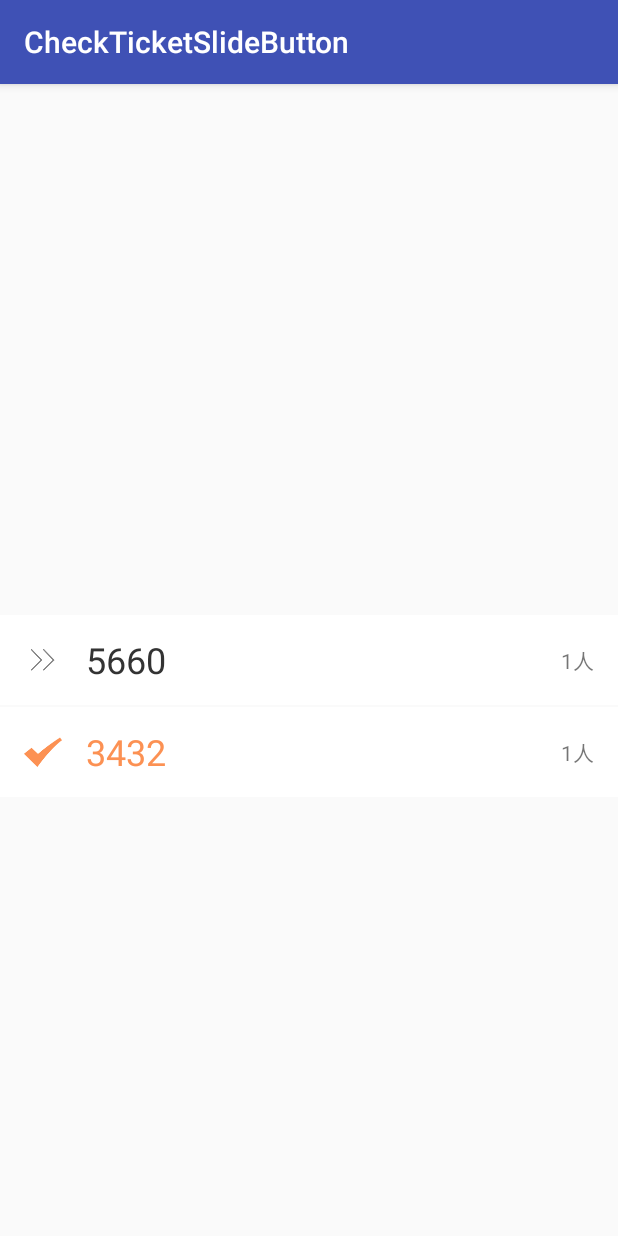
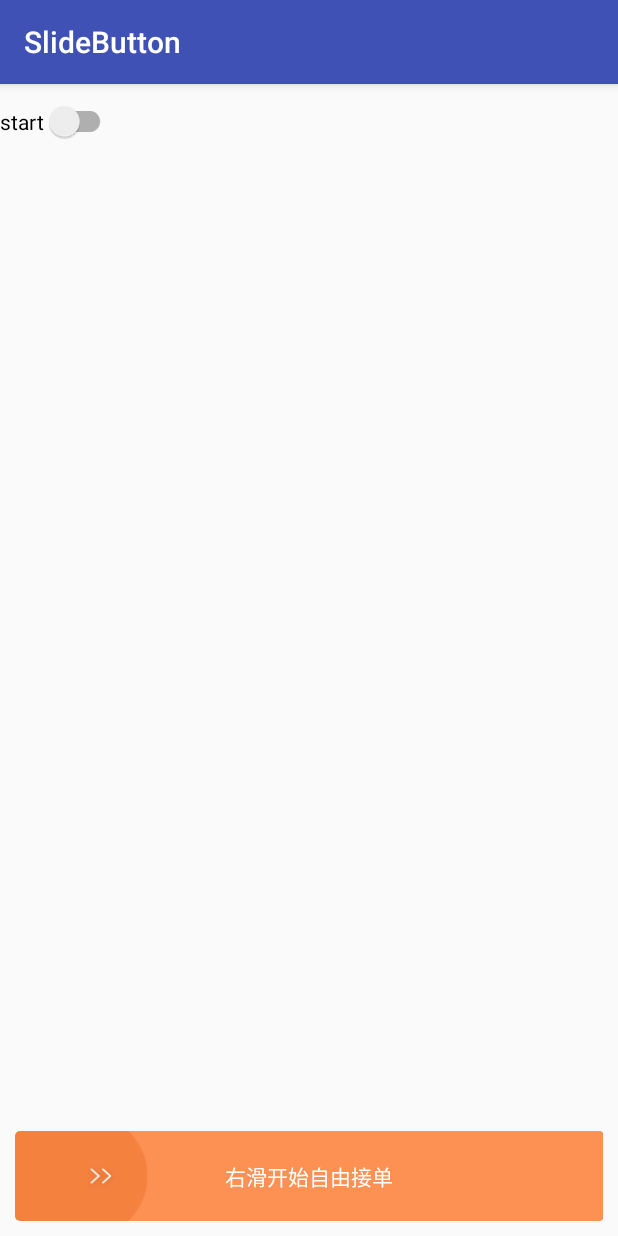
Before and after one commit to amylovesong/test_projects, an Android app: the screen it shows after launch (MainActivity before the commit, NewSlideButtonSampleActivity after it), on a phone screen of 412 x 824 dp. Run offline under Robolectric (Android 15) with nearby library versions, the phone set to English and light mode, and no system bars; our stand-ins replace Shimmer; libraries missing offline, so code that uses them is left out: com.didichuxing.sofa; 1 statement that could not run was skipped.

Commit message:
New slide button to support custom style

```diff
--- a/SlideButton/app/build.gradle
+++ b/SlideButton/app/build.gradle
@@ -23,4 +23,5 @@ dependencies {
     compile fileTree(dir: 'libs', include: ['*.jar'])
     testCompile 'junit:junit:4.12'
     compile 'com.android.support:appcompat-v7:23.3.0'
+    compile 'com.didi.sofa:animation:0.0.7-SNAPSHOT'
 }
--- a/SlideButton/app/src/main/AndroidManifest.xml
+++ b/SlideButton/app/src/main/AndroidManifest.xml
@@ -9,6 +9,8 @@
         android:supportsRtl="true"
         android:theme="@style/AppTheme">
         <activity android:name=".MainActivity">
+        </activity>
+        <activity android:name=".NewSlideButtonSampleActivity">
             <intent-filter>
                 <action android:name="android.intent.action.MAIN" />
 
--- /dev/null
+++ b/SlideButton/app/src/main/java/com/example/didi/slidebutton/NewSlideButton.java
@@ -0,0 +1,367 @@
+package com.example.didi.slidebutton;
+
+import android.content.Context;
+import android.util.AttributeSet;
+import android.util.Log;
+import android.view.MotionEvent;
+import android.view.View;
+import android.widget.RelativeLayout;
+
+import com.didichuxing.sofa.animation.Animator;
+import com.didichuxing.sofa.animation.SofaAnimatorCompat;
+import com.romainpiel.shimmer.Shimmer;
+import com.romainpiel.shimmer.ShimmerTextView;
+
+/**
+ * @author sxl  (sunxiaoling@didichuxing.com)
+ * @date 2017/7/19 18:28
+ */
+public class NewSlideButton extends RelativeLayout {
+    private final float ACTION_CONFIRM_DISTANCE_FRACTION = 0.3f;
+
+    private static final String TAG = "NewSlideButton";
+    private ShimmerTextView foregroundView;
+    private View backgroundView;
+    private View loadingView;
+
+    private Shimmer mForegroundShimmer;
+
+    /**
+     * 滑动时MotionEvent的各项数值
+     */
+    private float mRawXStart;
+    private float mRawXMove;
+    private float mRawXEnd;
+    private float mMoveDeltaX;
+    /**
+     * 初始状态的x坐标
+     */
+    private float mViewInitialX;
+    private int mViewWidth;
+
+    private float mSlideX;
+
+    private boolean mLoading = false;
+    private Animator loadingAnimator;
+
+    private enum State{NORMAL, SLIDE}
+    private State mCurState = State.NORMAL;
+
+    private CustomStyle mStyle = CustomStyle.DEFAULT_STYLE;
+
+    public NewSlideButton(Context context) {
+        this(context, null);
+    }
+
+    public NewSlideButton(Context context, AttributeSet attrs) {
+        this(context, attrs, 0);
+    }
+
+    public NewSlideButton(Context context, AttributeSet attrs, int defStyleAttr) {
+        super(context, attrs, defStyleAttr);
+        init();
+    }
+
+    private void init() {
+        inflate(getContext(), R.layout.new_slide_button, this);
+        foregroundView = (ShimmerTextView) findViewById(R.id.foreground_view);
+        backgroundView = findViewById(R.id.background_view);
+        loadingView = findViewById(R.id.loading_view);
+
+        foregroundView.setClickable(false);
+        loadingView.setVisibility(GONE);
+        setText("右滑开始自由接单");
+        setShimmerColor(mStyle.getShimmerColorResId());
+
+        initShimmer();
+        initLoadingAnimation();
+
+        post(new Runnable() {
+            @Override
+            public void run() {
+                mViewInitialX = 0;
+                mViewWidth = getWidth();
+                logMsg("post run mViewInitialX: " + mViewInitialX + " mViewWidth: " + mViewWidth);
+            }
+        });
+    }
+
+    private void initShimmer() {
+        mForegroundShimmer = new Shimmer();
+        mForegroundShimmer.setDuration(3000);
+    }
+
+    private void initLoadingAnimation() {
+        loadingAnimator = SofaAnimatorCompat.playTogether(
+                SofaAnimatorCompat.play(loadingView).fadeIn().duration(500).build(),
+                SofaAnimatorCompat.play(loadingView).rotateCW().repeatInfinite().decelerate().duration(800).build());
+    }
+
+    private void startShimmer() {
+        logMsg("startShimmer");
+        mForegroundShimmer.start(foregroundView);
+    }
+
+    private void stopShimmer() {
+        logMsg("stopShimmer");
+        mForegroundShimmer.cancel();
+    }
+
+    public void startLoading() {
+        logMsg("startLoading mLoading: " + mLoading);
+        if (mLoading) {
+            return;
+        }
+        mLoading = true;
+        loadingView.setVisibility(VISIBLE);
+        loadingAnimator.start();
+    }
+
+    public void stopLoading() {
+        logMsg("stopLoading mLoading: " + mLoading);
+        if (!mLoading) {
+            return;
+        }
+        loadingAnimator.stop();
+        loadingView.setVisibility(GONE);
+        mLoading = false;
+    }
+
+    public void setShimmerColor(int colorResId) {
+        foregroundView.setReflectionColor(getContext().getResources().getColor(colorResId));
+    }
+
+    public void setText(CharSequence text) {
+        foregroundView.setText(text);
+    }
+
+    public void setText(int resId) {
+        foregroundView.setText(resId);
+    }
+
+    public void setStyle(CustomStyle style) {
+        this.mStyle = style;
+    }
+
+    private void logMsg(String s) {
+        if (BuildConfig.DEBUG) {
+            Log.d(TAG, s);
+        }
+    }
+
+    @Override
+    public final boolean onTouchEvent(MotionEvent event) {
+        logMsg("onTouchEvent event: " + event + " mLoading: " + mLoading);
+        if (mLoading) {
+            return true;
+        }
+        switch (event.getActionMasked()) {
+            case MotionEvent.ACTION_DOWN:
+                mRawXStart = event.getRawX();
+                logMsg("ACTION_DOWN mRawXStart: " + mRawXStart);
+                onActionDown();
+                break;
+            case MotionEvent.ACTION_UP:
+                mRawXEnd = event.getRawX();
+                mMoveDeltaX = mRawXEnd - mRawXStart;
+                logMsg("ACTION_UP mRawXEnd: " + mRawXEnd + " mMoveDeltaX:" + mMoveDeltaX + " mViewWidth: " + mViewWidth);
+                if (mMoveDeltaX <= mViewWidth * ACTION_CONFIRM_DISTANCE_FRACTION){
+                    // 手势滑动的距离未达到设定的阈值，取消本次操作
+                    logMsg("action not confirmed");
+                    cancelActionWithAnimation();
+                } else {
+                    logMsg("action confirmed");
+                    // 手势滑动的距离达到设定的阈值，确认本次操作
+                    confirmActionWithAnimation();
+                }
+                break;
+            case MotionEvent.ACTION_MOVE:
+                mRawXMove = event.getRawX();
+                mMoveDeltaX = mRawXMove - mRawXStart;
+                logMsg("ACTION_MOVE mRawXMove: " + mRawXMove + " mRawXStart: " + mRawXStart + " mMoveDeltaX: " + mMoveDeltaX);
+                // 判定是否为滑动操作
+                if (Math.abs(mMoveDeltaX) > mViewWidth * 0.02f) {
+                    // 用滑动的delta值来更新x坐标，即将更新的值不可小于初始值（即只可滑动退回到初始位置，不可向左滑出）
+                    final float targetX = Math.max(mMoveDeltaX, mViewInitialX);
+                    onActionMove();
+                    setSlideX(targetX);
+                }
+                break;
+            case MotionEvent.ACTION_CANCEL:
+                onActionCancel();
+                break;
+        }
+        return true;
+    }
+
+    private void confirmActionWithAnimation() {
+        final float curX = mSlideX;
+        final float targetX = mViewInitialX + mViewWidth;
+        final int duration = (int) (Math.abs(targetX - curX) / mViewWidth * 1000);
+        SofaAnimatorCompat
+                .play(NewSlideButton.this).property("SlideX", curX, targetX).duration(duration)
+                .withListener(new com.didichuxing.sofa.animation.AnimatorListenerAdapter() {
+                    @Override
+                    public void onAnimationEnd(Animator animator, View view) {
+                        super.onAnimationEnd(animator, view);
+                        actionConfirmed();
+                    }
+                })
+                .build().start();
+    }
+
+    private void cancelActionWithAnimation() {
+        final float curX = mSlideX;
+        final float targetX = mViewInitialX;
+        if (curX == targetX) {// 没有滑动，直接处理为取消操作
+            onActionCancel();
+        } else {
+            final int duration = (int) (Math.abs(targetX - curX) / mViewWidth * 1000);
+            SofaAnimatorCompat
+                    .play(NewSlideButton.this).property("SlideX", curX, targetX).duration(duration)
+                    .withListener(new com.didichuxing.sofa.animation.AnimatorListenerAdapter() {
+                        @Override
+                        public void onAnimationEnd(Animator animator, View view) {
+                            super.onAnimationEnd(animator, view);
+                            onActionCancel();
+                        }
+                    })
+                    .build().start();
+        }
+    }
+
+    /*private void updateForegroundX(float targetX) {
+        setSlideX(targetX);
+    }*/
+
+    private void setSlideX(float x) {
+        mSlideX = x;
+        foregroundView.setX(x);
+    }
+
+    private void setStyleSlide() {
+        if (!checkStateValid(State.SLIDE)) {
+            logMsg("setStyleSlide same style and return");
+            return;
+        }
+        setState(State.SLIDE);
+    }
+
+    private void setStyleNormal() {
+        if (!checkStateValid(State.NORMAL)) {
+            logMsg("setStyleNormal same style and return");
+            return;
+        }
+        setState(State.NORMAL);
+    }
+
+    private void setState(State targetState) {
+        mCurState = targetState;
+        switch (mCurState) {
+            case NORMAL:
+                setViewResource(mStyle.getForegroundNormalRes(), mStyle.getBackgroundNormalRes());
+                break;
+            case SLIDE:
+                setViewResource(mStyle.getForegroundSlideRes(), mStyle.getBackgroundSlideRes());
+                break;
+        }
+    }
+
+    private void setViewResource(int foregroundResId, int backgroundResId) {
+        foregroundView.setBackgroundResource(foregroundResId);
+        backgroundView.setBackgroundResource(backgroundResId);
+    }
+
+    private boolean checkStateValid(State targetState) {
+        logMsg("checkStateValid curState: " + mCurState + " targetState: " + targetState);
+        return mCurState != targetState;
+    }
+
+    private void onActionDown() {
+        logMsg("actionDown");
+        stopShimmer();
+    }
+
+    private void onActionMove() {
+        logMsg("actionMove");
+        setStyleSlide();
+    }
+
+    private void onActionCancel() {
+        logMsg("actionCancel");
+        setStyleNormal();
+        startShimmer();
+    }
+
+    private void actionConfirmed() {
+        logMsg("actionConfirmed");
+        startLoading();
+    }
+
+    @Override
+    protected void onAttachedToWindow() {
+        super.onAttachedToWindow();
+        startShimmer();
+    }
+
+    @Override
+    protected void onDetachedFromWindow() {
+        super.onDetachedFromWindow();
+        stopShimmer();
+    }
+
+    public static class CustomStyle {
+        static final CustomStyle DEFAULT_STYLE = new CustomStyle(
+                new StyleResources(R.drawable.sofa_bottom_bar_image_normal_final, R.drawable.sofa_bottom_bar_image_slide_new),
+                new StyleResources(R.drawable.sofa_bottom_bar_bg_normal_final_new, R.drawable.sofa_bottom_bar_bg_slide_new),
+                R.color.sofa_color_bottom_bar_shimmer);
+
+        private StyleResources foregroundRes;
+        private StyleResources backgroundRes;
+        private int shimmerColorResId;
+
+        CustomStyle(StyleResources foregroundRes, StyleResources backgroundRes, int shimmerColorResId) {
+            this.foregroundRes = foregroundRes;
+            this.backgroundRes = backgroundRes;
+            this.shimmerColorResId = shimmerColorResId;
+        }
+
+        int getForegroundNormalRes() {
+            return foregroundRes.getNormalResId();
+        }
+
+        int getForegroundSlideRes() {
+            return foregroundRes.getSlideResId();
+        }
+
+        int getBackgroundNormalRes() {
+            return backgroundRes.getNormalResId();
+        }
+
+        int getBackgroundSlideRes() {
+            return backgroundRes.getSlideResId();
+        }
+
+        public int getShimmerColorResId() {
+            return shimmerColorResId;
+        }
+    }
+
+    public static class StyleResources {
+        private int normalResId;
+        private int slideResId;
+
+        public StyleResources(int normalResId, int slideResId) {
+            this.normalResId = normalResId;
+            this.slideResId = slideResId;
+        }
+
+        int getNormalResId() {
+            return normalResId;
+        }
+
+        int getSlideResId() {
+            return slideResId;
+        }
+    }
+}
--- /dev/null
+++ b/SlideButton/app/src/main/java/com/example/didi/slidebutton/NewSlideButtonSampleActivity.java
@@ -0,0 +1,29 @@
+package com.example.didi.slidebutton;
+
+import android.support.v7.app.AppCompatActivity;
+import android.os.Bundle;
+import android.support.v7.widget.SwitchCompat;
+import android.view.View;
+import android.widget.CompoundButton;
+
+public class NewSlideButtonSampleActivity extends AppCompatActivity {
+
+    @Override
+    protected void onCreate(Bundle savedInstanceState) {
+        super.onCreate(savedInstanceState);
+        setContentView(R.layout.activity_new_slide_button_sample);
+        final NewSlideButton slideButton = (NewSlideButton) findViewById(R.id.slide_button);
+        final SwitchCompat switchCompat = (SwitchCompat) findViewById(R.id.switch_button);
+
+        switchCompat.setOnCheckedChangeListener(new CompoundButton.OnCheckedChangeListener() {
+            @Override
+            public void onCheckedChanged(CompoundButton buttonView, boolean isChecked) {
+                if (isChecked) {
+                    slideButton.startLoading();
+                } else {
+                    slideButton.stopLoading();
+                }
+            }
+        });
+    }
+}
--- /dev/null
+++ b/SlideButton/app/src/main/res/drawable/sofa_bottom_bar_bg_normal_final_new.xml
@@ -0,0 +1,6 @@
+<?xml version="1.0" encoding="utf-8"?>
+<shape xmlns:android="http://schemas.android.com/apk/res/android"
+    android:shape="rectangle">
+    <corners android:radius="@dimen/sofa_bottom_bar_corner_radius" />
+    <solid android:color="@color/sofa_color_bottom_bar_normal_final" />
+</shape>
--- /dev/null
+++ b/SlideButton/app/src/main/res/drawable/sofa_bottom_bar_bg_normal_new.xml
@@ -0,0 +1,6 @@
+<?xml version="1.0" encoding="utf-8"?>
+<shape xmlns:android="http://schemas.android.com/apk/res/android"
+    android:shape="rectangle">
+    <corners android:radius="@dimen/sofa_bottom_bar_corner_radius" />
+    <solid android:color="@color/sofa_color_bottom_bar_normal" />
+</shape>
--- /dev/null
+++ b/SlideButton/app/src/main/res/drawable/sofa_bottom_bar_bg_slide_new.xml
@@ -0,0 +1,6 @@
+<?xml version="1.0" encoding="utf-8"?>
+<shape xmlns:android="http://schemas.android.com/apk/res/android"
+    android:shape="rectangle">
+    <corners android:radius="@dimen/sofa_bottom_bar_corner_radius" />
+    <solid android:color="@color/sofa_color_bottom_bar_slide" />
+</shape>
--- /dev/null
+++ b/SlideButton/app/src/main/res/layout/activity_new_slide_button_sample.xml
@@ -0,0 +1,22 @@
+<?xml version="1.0" encoding="utf-8"?>
+<RelativeLayout xmlns:android="http://schemas.android.com/apk/res/android"
+    xmlns:app="http://schemas.android.com/apk/res-auto"
+    xmlns:tools="http://schemas.android.com/tools"
+    android:layout_width="match_parent"
+    android:layout_height="match_parent"
+    tools:context="com.example.didi.slidebutton.NewSlideButtonSampleActivity">
+
+    <android.support.v7.widget.SwitchCompat
+        android:id="@+id/switch_button"
+        android:layout_width="wrap_content"
+        android:layout_height="50dp"
+        android:text="start"/>
+
+    <com.example.didi.slidebutton.NewSlideButton
+        android:id="@+id/slide_button"
+        android:layout_width="match_parent"
+        android:layout_height="60dp"
+        android:layout_margin="10dp"
+        android:layout_alignParentBottom="true"/>
+
+</RelativeLayout>
--- /dev/null
+++ b/SlideButton/app/src/main/res/layout/new_slide_button.xml
@@ -0,0 +1,23 @@
+<?xml version="1.0" encoding="utf-8"?>
+<RelativeLayout xmlns:android="http://schemas.android.com/apk/res/android"
+    android:id="@+id/background_view"
+    android:layout_width="match_parent"
+    android:layout_height="60dp"
+    android:background="@drawable/sofa_bottom_bar_bg_normal_final_new">
+
+    <View
+        android:id="@+id/loading_view"
+        android:layout_width="26dp"
+        android:layout_height="26dp"
+        android:background="@drawable/provider_common_icon_loading"
+        android:layout_centerInParent="true"/>
+
+    <com.romainpiel.shimmer.ShimmerTextView
+        android:id="@+id/foreground_view"
+        android:layout_width="match_parent"
+        android:layout_height="match_parent"
+        android:textColor="@android:color/white"
+        android:gravity="center"
+        android:background="@drawable/sofa_bottom_bar_image_normal_final" />
+
+</RelativeLayout>
--- a/SlideButton/app/src/main/res/values/dimens.xml
+++ b/SlideButton/app/src/main/res/values/dimens.xml
@@ -5,4 +5,5 @@
     <dimen name="provider_6dp">6dp</dimen>
     <dimen name="provider_5dp">5dp</dimen>
     <dimen name="provider_2dp">2dp</dimen>
+    <dimen name="sofa_bottom_bar_corner_radius">3dp</dimen>
 </resources>
--- a/SlideButton/build.gradle
+++ b/SlideButton/build.gradle
@@ -5,7 +5,7 @@ buildscript {
         jcenter()
     }
     dependencies {
-        classpath 'com.android.tools.build:gradle:2.1.2'
+        classpath 'com.android.tools.build:gradle:2.2.0'
 
         // NOTE: Do not place your application dependencies here; they belong
         // in the individual module build.gradle files
@@ -14,6 +14,9 @@ buildscript {
 
 allprojects {
     repositories {
+        maven {
+            url 'http://artifactory.intra.xiaojukeji.com/artifactory/public/'
+        }
         jcenter()
     }
 }
```
Also changed, not shown: SlideButton/app/src/main/res/drawable-xxhdpi/sofa_bottom_bar_image_normal_final.png (added), SlideButton/app/src/main/res/drawable-xxhdpi/sofa_bottom_bar_image_slide_new.png (added), SlideButton/gradle/wrapper/gradle-wrapper.properties.
